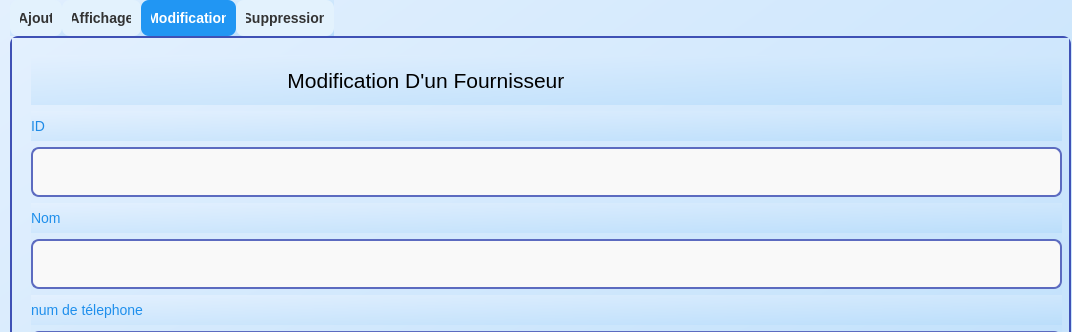
Qt form mainwindow.ui (azizjalloul1/projet-c-CODEHEXA) before a commit; both pictures show x 0 to 1072 and y 0 to 332 of the 1072 by 787 pixel window.
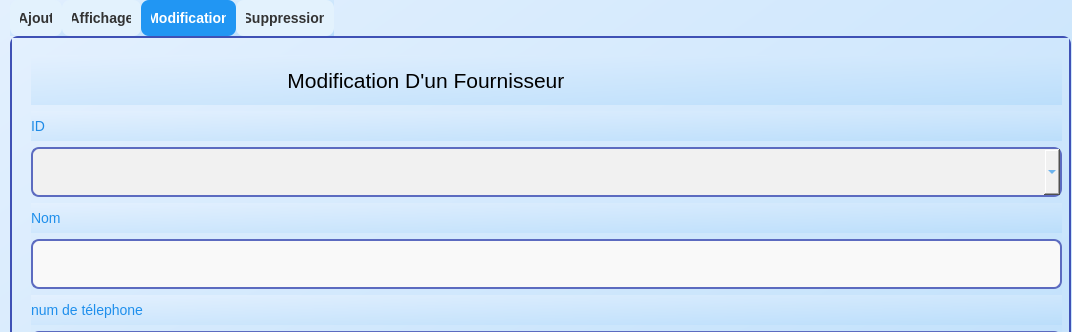
The same form after that commit. The open tabs and pages were chosen to show the change.

```diff
--- a/mainwindow.ui
+++ b/mainwindow.ui
@@ -84,6 +84,16 @@
          background: #2196F3;
          color: white;
        }
+       QTableView {
+           border: 1px solid #5c6bc0;
+           gridline-color: #5c6bc0;
+           background-color: #ffffff;
+           color: black;
+           selection-background-color: #1976D2;
+           selection-color: black; /* Texte en blanc quand sélectionné */
+       }
+
+
 
        QComboBox {
          background-color: #f1f1f1;
@@ -105,7 +115,7 @@
 
        QTableWidget::item:selected {
          background-color: #1976D2;
-         color: white;
+         color: black;
        }
      </string>
    </property>
@@ -409,13 +419,19 @@
         </widget>
        </item>
        <item>
-        <widget class="QLineEdit" name="lineEdit_IdModif">
+        <widget class="QComboBox" name="comboBox_IdModif">
          <property name="maximumSize">
           <size>
            <width>16777215</width>
            <height>50</height>
           </size>
          </property>
+         <property name="styleSheet">
+          <string notr="true">color: rgb(31, 143, 236);</string>
+         </property>
+         <property name="currentIndex">
+          <number>-1</number>
+         </property>
         </widget>
        </item>
        <item>
```
Left out of the diff: 7 changed lines with no effect on the pictures.
